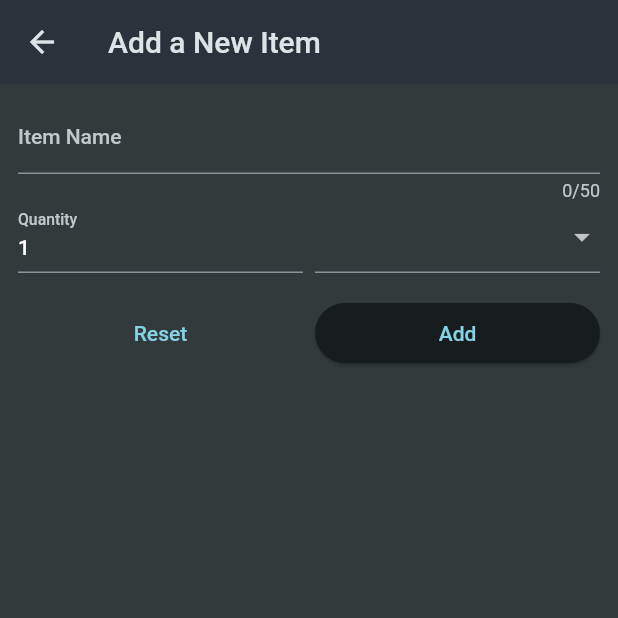
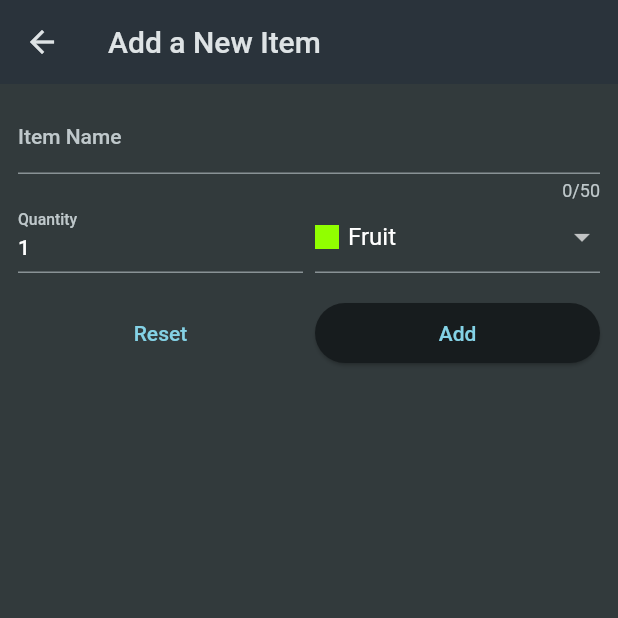
Before and after one commit to DereckAn/FlutterProjects, a Flutter app: the screen it shows after launch, after a tap on the "add" icon, on a phone screen of 412 x 824 dp, the top half of it. Run offline on Flutter 3.47's test engine with Material 2 defaults, Android fonts, the phone set to English and light mode, and no system bars; our stand-ins replace google_fonts.

Commit message:
terminando shopping list
Temas un poco mas complejos de navagacion entre paginas y nuevos widgets.

```diff
--- a/shipping_app/lib/widgets/gorcery_list.dart
+++ b/shipping_app/lib/widgets/gorcery_list.dart
@@ -1,6 +1,6 @@
 import 'package:flutter/material.dart';
-import 'package:shipping_app/data/dummy_items.dart';
 
+import '../models/grocery_item.dart';
 import 'new_item.dart';
 
 class GroceryList extends StatefulWidget {
@@ -11,16 +11,50 @@ class GroceryList extends StatefulWidget {
 }
 
 class _GroceryListState extends State<GroceryList> {
+  final List<GroceryItem> _groceryItems = [];
 
-
-  void _addItem() {
+  void _addItem() async {
+    final newItem = await Navigator.of(context).push<GroceryItem>(
+        MaterialPageRoute(builder: (context) => const NewItem()));
     // Navigator.pushNamed(context, '/new-item');
     // Esta es una nueva manera de camiar de paginas.
-    Navigator.of(context).push(MaterialPageRoute(builder: (context) => const NewItem()));
+    // Navigator.of(context).push(MaterialPageRoute(builder: (context) => const NewItem()));
+
+    if (newItem == null) {
+      return;
+    }
+    setState(() {
+      _groceryItems.add(newItem);
+    });
   }
 
   @override
   Widget build(BuildContext context) {
+    Widget content = const Center(
+      child: Text('No items yet!'),
+    );
+
+    if (_groceryItems.isNotEmpty){
+      content = ListView.builder(
+        itemCount: _groceryItems.length,
+        itemBuilder: (context, index) => Dismissible(
+          onDismissed: (direction) => setState(() {
+            _groceryItems.removeAt(index);
+          }),
+          key: ValueKey(_groceryItems[index].id),
+          child: ListTile(
+            title: Text(_groceryItems[index].name),
+            leading: Container(
+              width: 24,
+              height: 24,
+              color: _groceryItems[index].category.color,
+            ),
+            trailing: Text('${_groceryItems[index].quantity}'),
+          ),
+        ),
+      );
+    }
+
     return Scaffold(
       appBar: AppBar(
         title: const Text('Grocery List'),
@@ -31,17 +65,7 @@ class _GroceryListState extends State<GroceryList> {
           ),
         ],
       ),
-      body: ListView.builder(
-          itemCount: groceryItems.length,
-          itemBuilder: (context, index) => ListTile(
-                title: Text(groceryItems[index].name),
-                leading: Container(
-                  width: 24,
-                  height: 24,
-                  color: groceryItems[index].category.color,
-                ),
-                trailing: Text('${groceryItems[index].quantity}'),
-              ),),
+      body: content,
     );
   }
 }
--- a/shipping_app/lib/widgets/new_item.dart
+++ b/shipping_app/lib/widgets/new_item.dart
@@ -1,4 +1,6 @@
 import 'package:flutter/material.dart';
+import 'package:shipping_app/models/category.dart';
+import 'package:shipping_app/models/grocery_item.dart';
 
 import '../data/categories.dart';
 
@@ -11,9 +13,19 @@ class NewItem extends StatefulWidget {
 
 class _NewItemState extends State<NewItem> {
   final _formKey = GlobalKey<FormState>();
+  var enterQuantity = 1;
+  var _selectedCategory = categories[Categories.fruit]!;
+  var _enteredName = '';
 
-  void _savaItem(){
-    _formKey.currentState!.validate();
+  void _savaItem() {
+    if (_formKey.currentState!.validate()) {
+      _formKey.currentState!.save();
+      Navigator.of(context).pop(GroceryItem(
+          id: DateTime.now().toString(),
+          name: _enteredName,
+          quantity: enterQuantity,
+          category: _selectedCategory));
+    }
   }
 
   @override
@@ -40,6 +52,9 @@ class _NewItemState extends State<NewItem> {
                   }
                   return null;
                 },
+                onSaved: (value) {
+                  _enteredName = value!;
+                },
               ),
               Row(
                 crossAxisAlignment: CrossAxisAlignment.end,
@@ -49,17 +64,21 @@ class _NewItemState extends State<NewItem> {
                       validator: (value) {
                         if (value == null ||
                             value.isEmpty ||
-                            int.tryParse(value) == null || // Esto es para convertir el string en int
-                            int.tryParse(value)! <= 0 ) {
+                            int.tryParse(value) ==
+                                null || // Esto es para convertir el string en int
+                            int.tryParse(value)! <= 0) {
                           return 'Must be a number greater than 0';
                         }
                         return null;
                       },
-                      initialValue: '1',
+                      initialValue: enterQuantity.toString(),
                       keyboardType: TextInputType.number,
                       decoration: const InputDecoration(
                         label: Text('Quantity'),
                       ),
+                      onSaved: (value) {
+                        enterQuantity = int.parse(value!);
+                      },
                     ),
                   ),
                   const SizedBox(
@@ -67,6 +86,7 @@ class _NewItemState extends State<NewItem> {
                   ),
                   Expanded(
                     child: DropdownButtonFormField(
+                      value: _selectedCategory,
                       items: [
                         for (final category in categories.entries)
                           DropdownMenuItem(
@@ -86,7 +106,11 @@ class _NewItemState extends State<NewItem> {
                             ),
                           ),
                       ],
-                      onChanged: (value) {},
+                      onChanged: (value) {
+                        setState(() {
+                          _selectedCategory = value!;
+                        });
+                      },
                     ),
                   ),
                 ],
```
